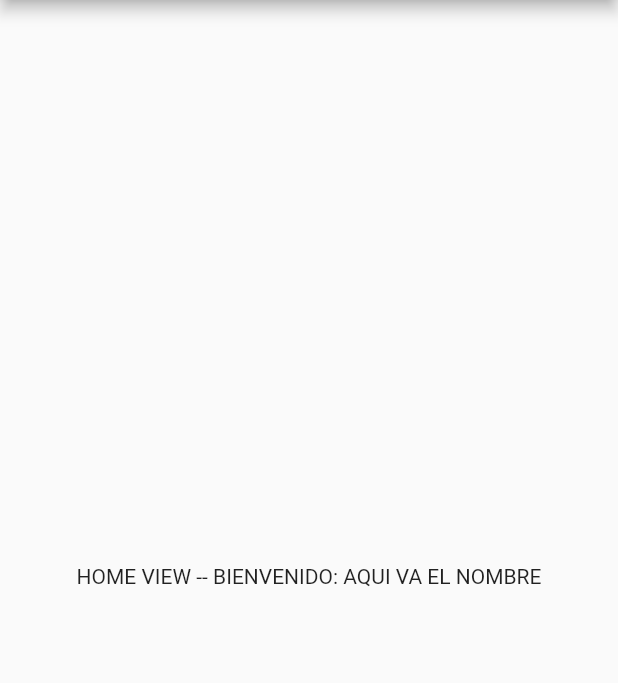
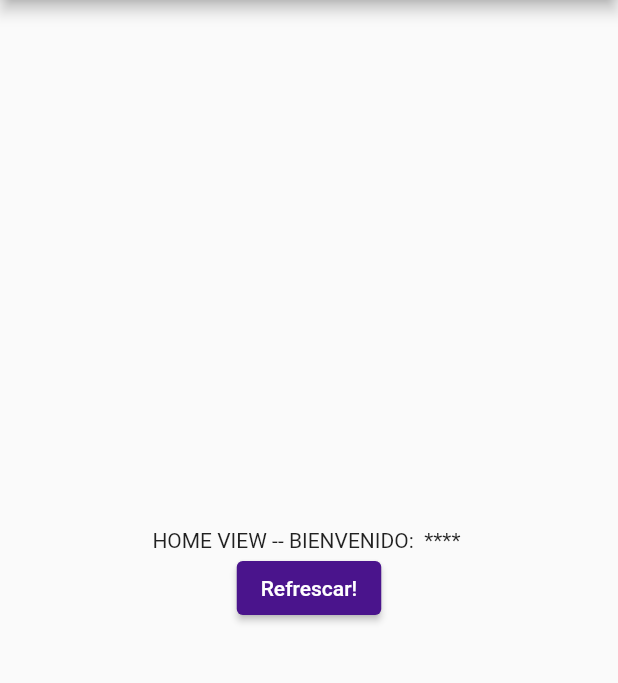
Before and after one commit to SFP95/my_first_flutter, a Flutter app: the HomeView screen opened directly, on a phone screen of 412 x 824 dp, the part 84-767 px from its top. Run offline on Flutter 3.47's test engine with Material 2 defaults, Android fonts, the phone set to English and light mode, and no system bars; our stand-ins replace cloud_firestore, firebase_auth, firebase_core; accounts and stored records are empty.

Commit message:
inicio conexion con fireStore en HomeView

```diff
--- a/lib/src/home_views/HomeView.dart
+++ b/lib/src/home_views/HomeView.dart
@@ -15,24 +15,27 @@ class HomeView extends StatefulWidget{
 
 class _HomeView extends State<HomeView>{
 
-  FirebaseFirestore bd= FirebaseFirestore.instance;
-
-  String nombre="AQUI VA EL NOMBRE";
+  FirebaseFirestore db= FirebaseFirestore.instance;
+  String nombre=" **** ";
+  bool blIsRefresBtnVisible=true;
 
   void getProfile() async{
+
     //final docRef = db.collection("perfiles").doc(FireBaseAuth.instance,currentUser?.uid);
-    final docRef = db.collection("perfiles").doc(
+    /*final docRef = db.collection("perfiles").doc(
       FirebaseAuth.instance.currentUser?.withConverter (fromFirestore: Perfil) //sin acabar
     );
+
     final docSnap = await ref.get();
     final city = docSnap.data(); // Convert to City object
+
     if (city != null) {
       print(city);
     } else {
       print("No such document.");
-    }
+    }*/
 
-    await docRef.get().then(
+   /* await docRef.get().then(
         (DocumentSnapshot doc){
           final data = doc.data() as Map <String, dynamic>;
           print(" --- >> "+data?['nombre']);
@@ -41,7 +44,26 @@ class _HomeView extends State<HomeView>{
             nombre=data?['nombre'];
           });
         }
+    );*/
+  }
+
+  void actualizarNombre(){
+
+    final docRef = db.collection("perfiles").doc("zp56k7dZiWeXnJbpVq41");
+
+    docRef.get().then(
+          (DocumentSnapshot doc) {
+        final data = doc.data() as Map<String, dynamic>;
+        // ...
+      },
+      onError: (e) => print("Error getting document: $e"),
     );
+
+
+    setState(() {
+      nombre="";
+      blIsRefresBtnVisible=false;
+    });
   }
 
   @override
@@ -54,7 +76,17 @@ class _HomeView extends State<HomeView>{
         child: Column(
           mainAxisAlignment: MainAxisAlignment.center,
           children: [
-            Text("HOME VIEW -- BIENVENIDO: "+nombre)
+            Text("HOME VIEW -- BIENVENIDO: "+nombre),
+            if (blIsRefresBtnVisible)ElevatedButton(
+                onPressed: (){
+                 actualizarNombre();
+                },
+                // Respond to button press
+
+                child: Text("Refrescar!"),
+                style: ElevatedButton.styleFrom(
+                  backgroundColor: Colors.purple[900],
+                ))
           ],
         ),
       ),
```
